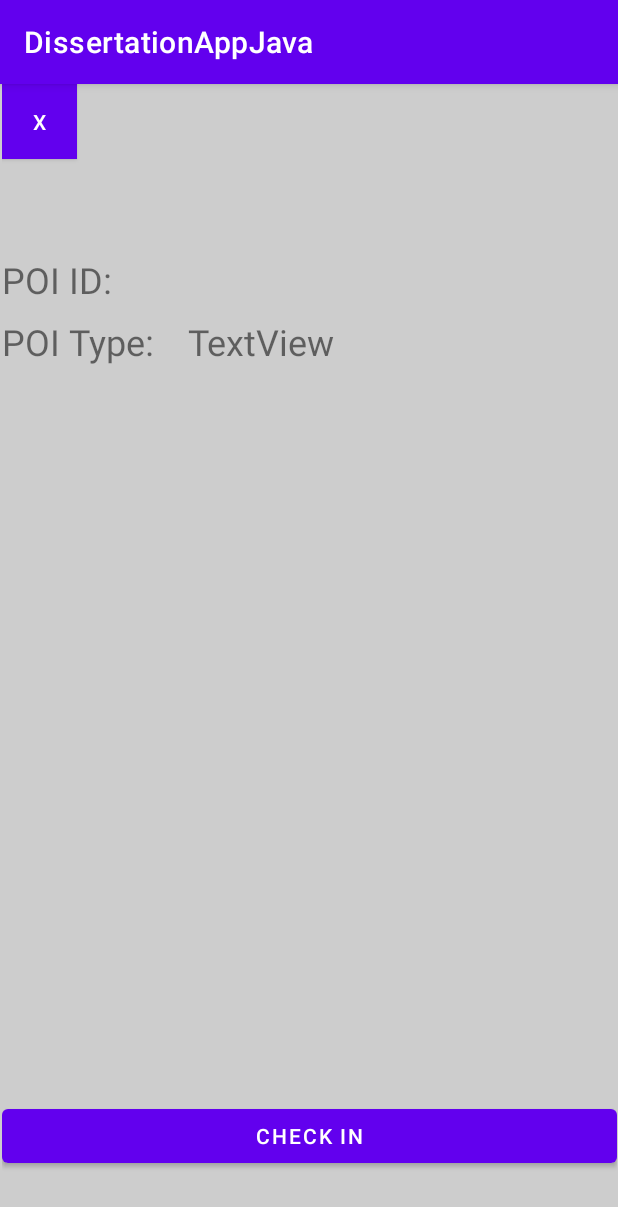
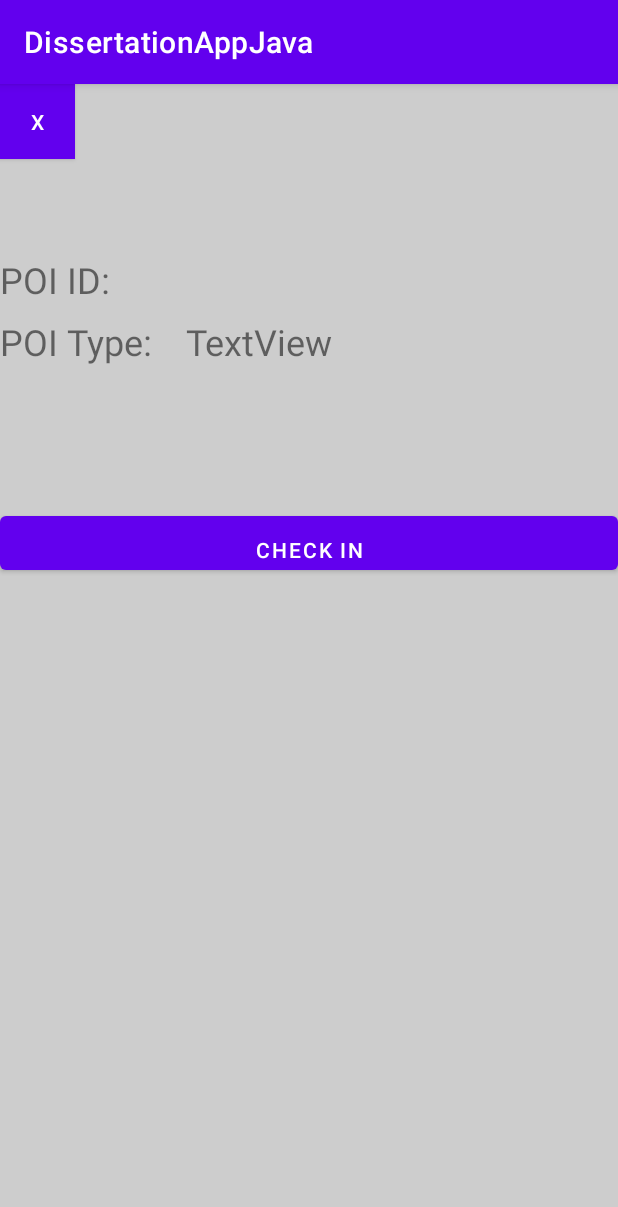
Before and after one commit to dantownson4/outdoor-exploration-app, an Android app: the POIInfoActivity screen opened directly, with no data from a screen before it, on a phone screen of 412 x 824 dp. Shown: the top 1207 px of the screen. Run offline under Robolectric (Android 15) with nearby library versions, the phone set to English and light mode, and no system bars; 2 statements that could not run were skipped.

Commit message:
Improved POI info screen layout

```diff
--- a/app/build.gradle
+++ b/app/build.gradle
@@ -50,7 +50,6 @@ dependencies {
     implementation 'com.mapbox.mapboxsdk:mapbox-android-sdk:9.2.0'
     implementation 'com.mapbox.mapboxsdk:mapbox-android-plugin-annotation-v9:0.9.0'
 
-
     implementation platform('com.google.firebase:firebase-bom:29.0.4')
     implementation 'com.google.firebase:firebase-auth'
     implementation 'com.google.android.gms:play-services-auth:20.0.1'
--- a/app/src/main/res/layout/activity_poiinfo.xml
+++ b/app/src/main/res/layout/activity_poiinfo.xml
@@ -8,14 +8,16 @@
     tools:context=".POIInfoActivity">
 
     <LinearLayout
-        android:layout_width="410dp"
-        android:layout_height="734dp"
+        android:layout_width="match_parent"
+        android:layout_height="match_parent"
+        android:layout_weight="1"
         android:orientation="vertical"
-        tools:layout_editor_absoluteX="1dp"
-        tools:layout_editor_absoluteY="1dp"
+        app:layout_constraintTop_toTopOf="parent"
         app:layout_constraintLeft_toLeftOf="parent"
         app:layout_constraintRight_toRightOf="parent"
-        app:layout_constraintTop_toTopOf="parent">
+        app:layout_constraintBottom_toBottomOf="parent"
+        tools:layout_editor_absoluteX="0dp"
+        tools:layout_editor_absoluteY="1dp">
 
 
         <Button
@@ -38,8 +40,9 @@
             app:layout_constraintRight_toRightOf="parent" />
 
         <TableLayout
+            android:id="@+id/dataTable"
             android:layout_width="409dp"
-            android:layout_height="563dp">
+            android:layout_height="168dp">
 
             <TableRow
                 android:layout_width="match_parent"
@@ -54,7 +57,7 @@
 
                 <TextView
                     android:id="@+id/POIInfo"
-                    android:layout_width="154dp"
+                    android:layout_width="288dp"
                     android:layout_height="41dp"
                     android:text="TextView"
                     android:textSize="24sp"
@@ -93,7 +96,13 @@
             android:id="@+id/buttonCheckIn"
             android:layout_width="match_parent"
             android:layout_height="wrap_content"
-            android:text="Check In" />
+            android:gravity="center|bottom"
+            android:text="Check In"
+            app:layout_constraintBottom_toBottomOf="parent"
+            />
+
     </LinearLayout>
 
+
+
 </androidx.constraintlayout.widget.ConstraintLayout>
```
